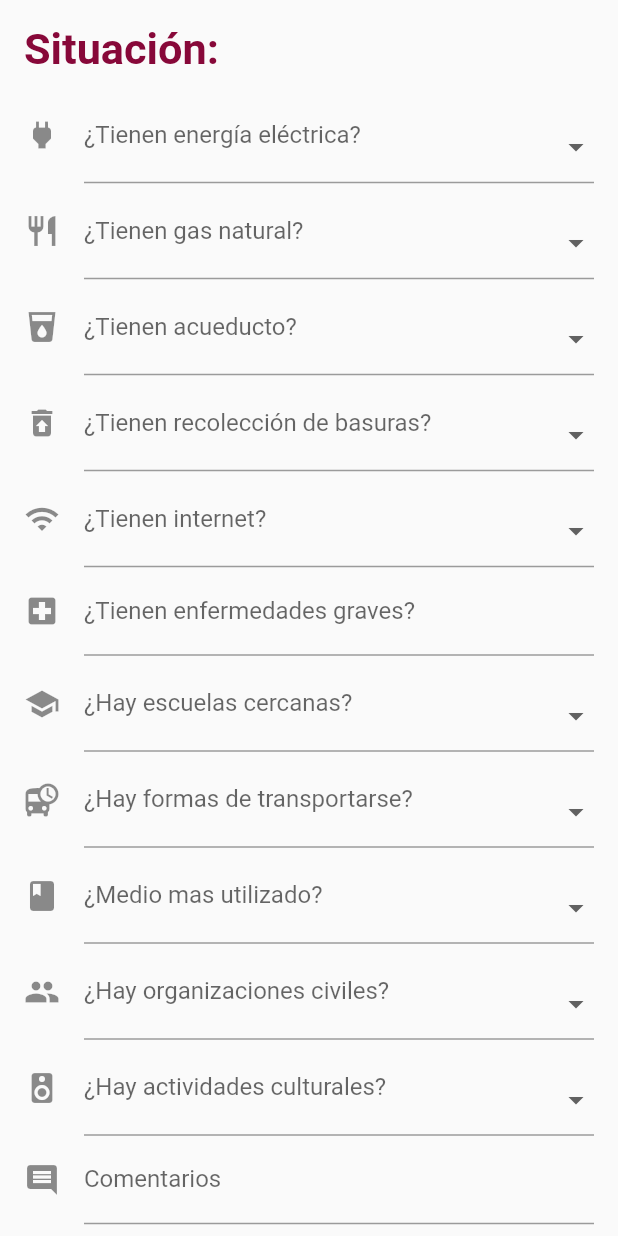
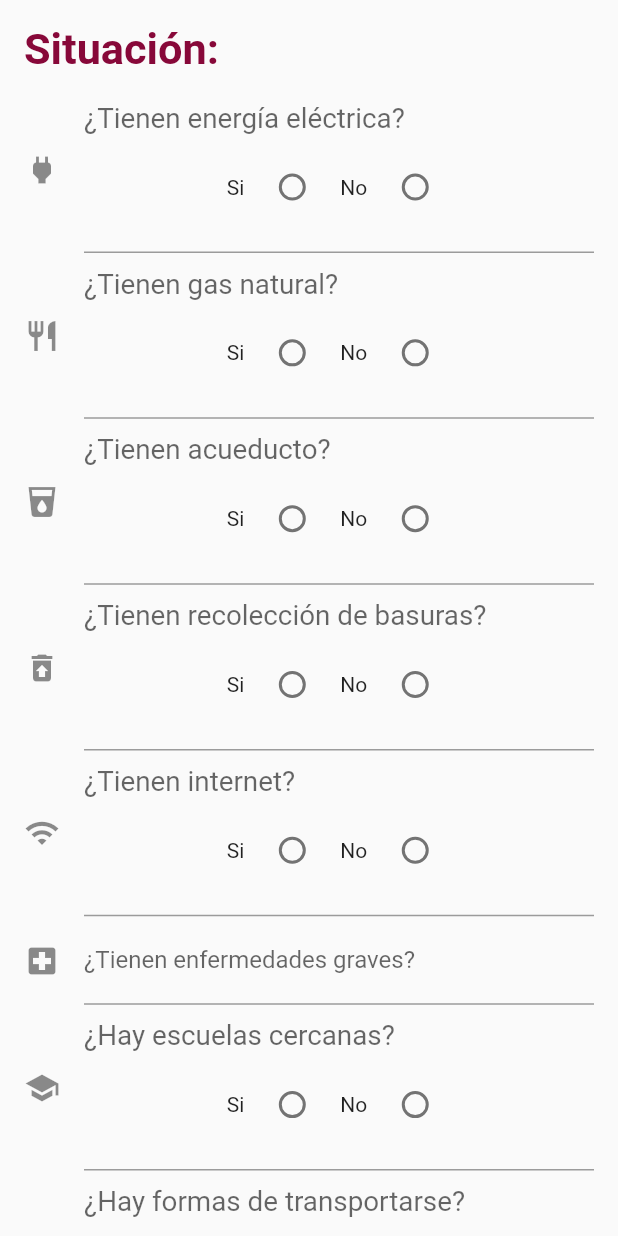
Before and after one commit to nfJaramillo/-Anal-tica, a Flutter app: the PaginaFormularioState screen opened directly, scrolled down 576 dp, on a phone screen of 412 x 824 dp. Run offline on Flutter 3.47's test engine with Material 2 defaults, Android fonts, the phone set to English and light mode, and no system bars; our stand-ins replace fluttertoast; missing offline and left inert: share_extend.

Commit message:
Cambio de eleccion multiple a radio para si/no

```diff
--- a/lib/UI/formularioUI.dart
+++ b/lib/UI/formularioUI.dart
@@ -234,3 +234,90 @@ class FormularioUINumeros extends StatelessWidget {
     );
   }
 }
+
+ class FormularioUIEleccionBinaria extends StatefulWidget {
+
+  //----------------------------------------------
+  // ATRIBUTOS
+  //----------------------------------------------
+
+
+  /// Atributo que tiene el texto de la pregunta
+  final String _labelText;
+
+  /// Atributo que tiene la entrevista donde guardar el dato
+  final Entrevista _entrevista;
+
+  /// Atributo que tiene la posicion de la lista de la entrevista donde guardar el dato
+  final int _posicion;
+
+  /// Atributo que guarda el icono
+  final Icon _icono;
+
+
+  //----------------------------------------------
+  // CONSTRUCTOR
+  //----------------------------------------------
+
+  /// Contructor que recibe las opciones, el labelText, la entrevista, el icono y la posicion
+  FormularioUIEleccionBinaria( this._labelText, this._entrevista,  this._icono, this._posicion,);
+
+
+
+
+  //----------------------------------------------
+  // METODOS
+  //----------------------------------------------
+
+  @override
+  State createState() => FormularioUIEleccionBinariaState();
+
+  }
+
+  class FormularioUIEleccionBinariaState extends State <FormularioUIEleccionBinaria>
+  {
+
+   int gValue = 0;
+
+   setSelectedRadio(int e)
+   {
+     setState(() {
+       gValue = e;
+     });
+     String val = "";
+     val = ((e==1)? "Si":"No");
+     widget._entrevista.ingresarDato(widget._posicion, val);
+   }
+  @override
+  Widget build(BuildContext context) {
+        return new FormField(
+                    builder: (FormFieldState state) {
+                      return InputDecorator(
+                        decoration: InputDecoration(
+                          icon:  widget._icono,
+                          labelText: widget._labelText,
+                          labelStyle: TextStyle(fontSize: MediaQuery.of(context).size.width * .06),
+                        ),
+                         child: new ButtonBar(
+                          alignment: MainAxisAlignment.center,
+                           children: [
+                             Text("Si"),
+                             new Radio(value:1,groupValue: gValue, activeColor: Color(0xff870839), onChanged: (e) { setSelectedRadio(e); },),
+                             Text("No"),
+                             new Radio(value:2,groupValue: gValue, activeColor: Color(0xff870839), onChanged: (e) { setSelectedRadio(e);},),
+
+                           ],
+
+                         ),
+                      );
+
+                    },
+        );
+  }
+
+  something(e)
+  {
+
+  }
+
+  }
--- a/lib/paginas/paginaFormulario.dart
+++ b/lib/paginas/paginaFormulario.dart
@@ -34,7 +34,6 @@ class PaginaFormularioState extends StatefulWidget {
 
 class _PaginaFormularioState2 extends State<PaginaFormularioState> {
   final GlobalKey<FormState> _formKey = new GlobalKey<FormState>();
-  List<String> _siOnoOpciones = <String>['Si', 'No',""];
   List<String> _sexos = <String>['Mujer', 'Hombre',"" ];
   List<String> _medios = <String>['Radio', 'Diarios y revistas',"T.V.","Internet","" ];
   Entrevista _entrevista = new Entrevista();
@@ -77,29 +76,31 @@ class _PaginaFormularioState2 extends State<PaginaFormularioState> {
 
               new FormularioUITextoInformativo("Situación:", Color(0xff870839)),
 
-              new  FormularioUIEleccionMultiple(_siOnoOpciones, '¿Tienen energía eléctrica?', _entrevista, Icon(Icons.power), 7),
+              new  FormularioUIEleccionBinaria( '¿Tienen energía eléctrica?', _entrevista, Icon(Icons.power), 7),
 
-              new FormularioUIEleccionMultiple(_siOnoOpciones, '¿Tienen gas natural?', _entrevista, Icon(Icons.restaurant), 8),
+              new FormularioUIEleccionBinaria( '¿Tienen gas natural?', _entrevista, Icon(Icons.restaurant), 8),
 
-              new FormularioUIEleccionMultiple(_siOnoOpciones, '¿Tienen acueducto?', _entrevista, Icon(Icons.local_drink), 9),
+              new FormularioUIEleccionBinaria( '¿Tienen acueducto?', _entrevista, Icon(Icons.local_drink), 9),
 
-              new FormularioUIEleccionMultiple(_siOnoOpciones, '¿Tienen recolección de basuras?', _entrevista, Icon(Icons.restore_from_trash), 10),
+              new FormularioUIEleccionBinaria( '¿Tienen recolección de basuras?', _entrevista, Icon(Icons.restore_from_trash), 10),
 
-              new FormularioUIEleccionMultiple(_siOnoOpciones, '¿Tienen internet?', _entrevista, Icon(Icons.wifi), 11),
+              new FormularioUIEleccionBinaria( '¿Tienen internet?', _entrevista, Icon(Icons.wifi), 11),
 
               new FormularioUITexto('Si no, escriba No', '¿Tienen enfermedades graves? ', _entrevista, Icon(Icons.local_hospital), 12),
 
-              new FormularioUIEleccionMultiple(_siOnoOpciones, '¿Hay escuelas cercanas?', _entrevista, Icon(Icons.school), 13),
+              new FormularioUIEleccionBinaria( '¿Hay escuelas cercanas?', _entrevista, Icon(Icons.school), 13),
 
-              new FormularioUIEleccionMultiple(_siOnoOpciones, '¿Hay formas de transportarse?', _entrevista, Icon(Icons.departure_board), 14),
+              new FormularioUIEleccionBinaria( '¿Hay formas de transportarse?', _entrevista, Icon(Icons.departure_board), 14),
 
               new FormularioUIEleccionMultiple(_medios, '¿Medio mas utilizado?', _entrevista, Icon(Icons.book), 15),
 
-              new FormularioUIEleccionMultiple(_siOnoOpciones, '¿Hay organizaciones civiles?', _entrevista, Icon(Icons.group), 16),
+              new FormularioUIEleccionBinaria( '¿Hay organizaciones civiles?', _entrevista, Icon(Icons.group), 16),
 
-              new FormularioUIEleccionMultiple(_siOnoOpciones, '¿Hay actividades culturales?', _entrevista, Icon(Icons.speaker), 17),
+              new FormularioUIEleccionBinaria( '¿Hay actividades culturales?', _entrevista, Icon(Icons.speaker), 17),
 
               new FormularioUITexto('Si no, escriba No', 'Comentarios', _entrevista, Icon(Icons.comment), 18),
+
+
 
                   new Container(
                       padding: const EdgeInsets.only(left: 0, top: 20.0),
```
